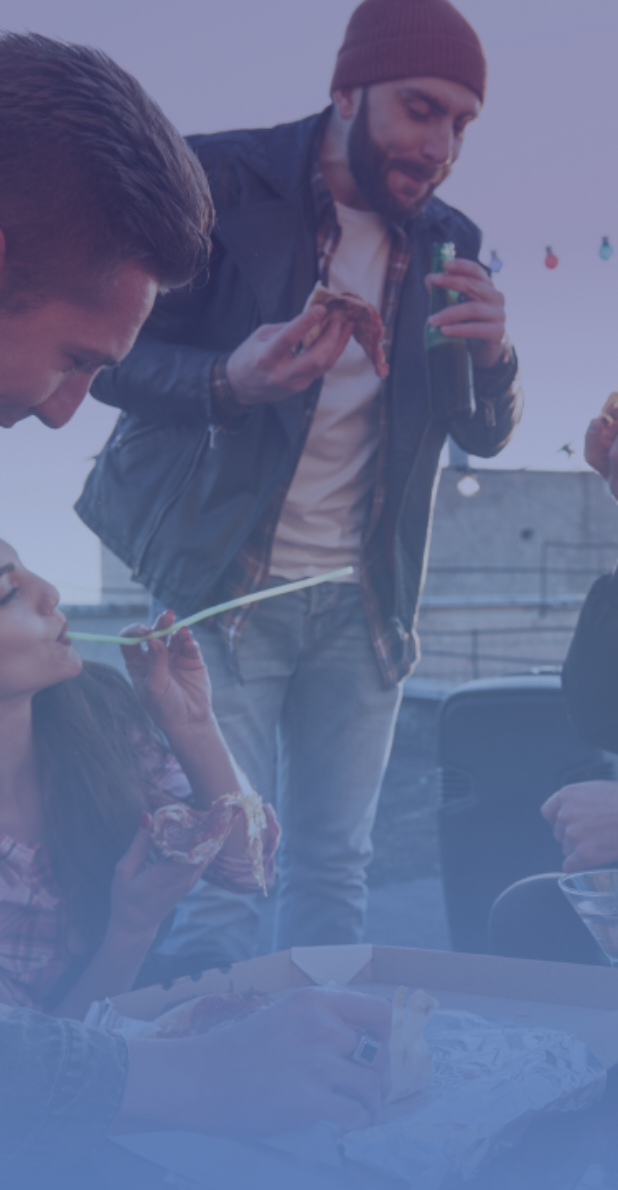
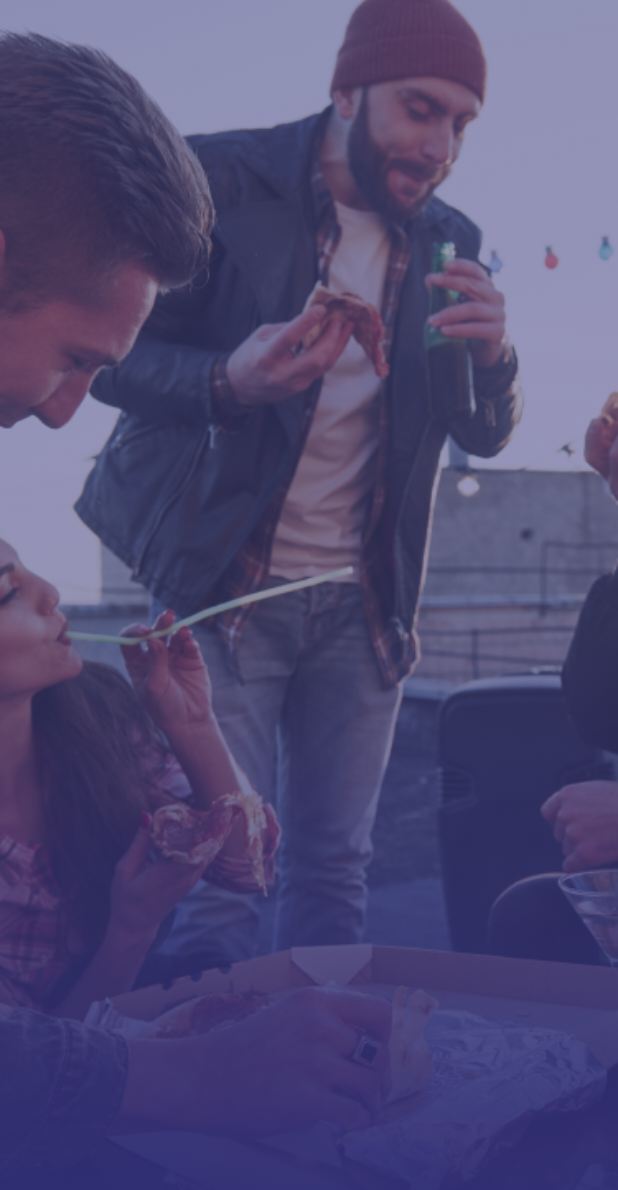
Before and after one commit to FrancisKOUAHO/scan.letsgo, a Flutter app: the screen it shows after launch, on a phone screen of 412 x 824 dp. Shown: the top 1190 px of the screen. Run offline on Flutter 3.47's test engine with Material 2 defaults, Android fonts, the phone set to English and light mode, and no system bars; our stand-ins replace google_fonts, google_nav_bar, intro_slider, line_icons, shared_preferences; missing offline and left inert: qr_code_scanner; network calls fail.

Commit message:
add system

```diff
--- a/lib/views/splash/splash_screen.dart
+++ b/lib/views/splash/splash_screen.dart
@@ -61,9 +61,9 @@ class _SplashScreenState extends State<SplashScreen> {
                 gradient: LinearGradient(
                   colors: [
                     const Color(0xFF302E76).withOpacity(0.5),
-                    const Color(0xFF5B7CB8).withOpacity(0.5),
-                    const Color(0xFF5B7CB8).withOpacity(1),
-                    const Color(0xFF5B7CB8).withOpacity(1),
+                    const Color(0xFF302E76).withOpacity(0.5),
+                    const Color(0xFF302E76).withOpacity(1),
+                    const Color(0xFF302E76).withOpacity(1),
                   ],
                   begin: Alignment.topCenter,
                   end: Alignment.bottomCenter,
```
Also changed, not shown: lib/views/splash/intro_screen_default.dart (+3 -5 lines).
